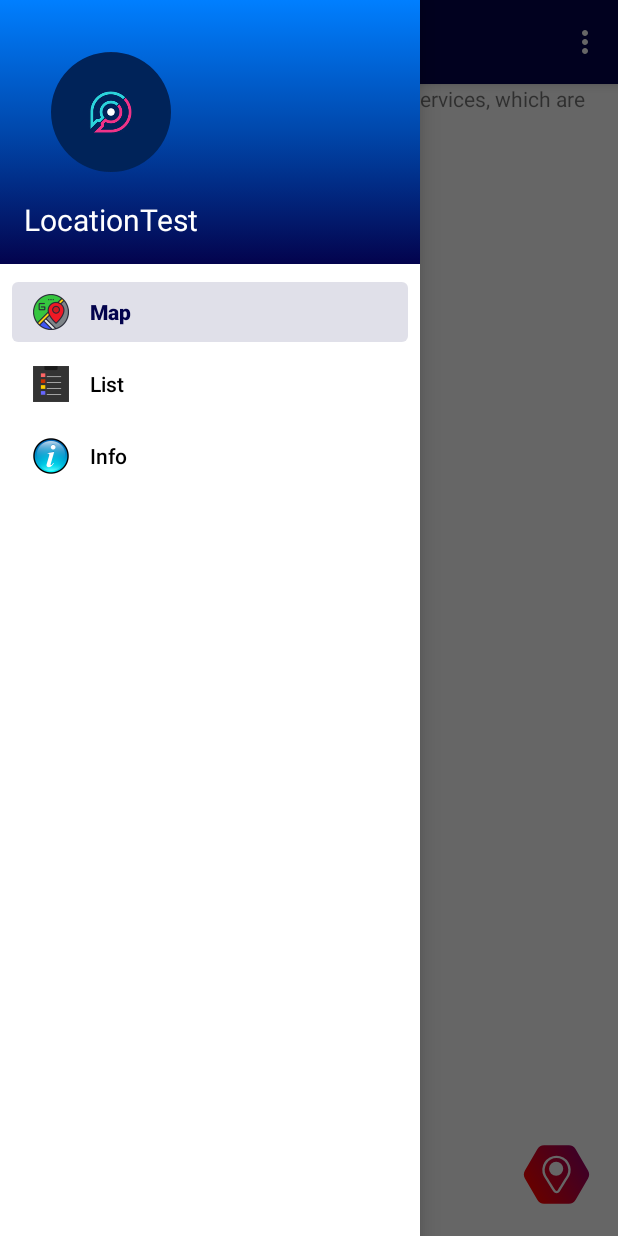
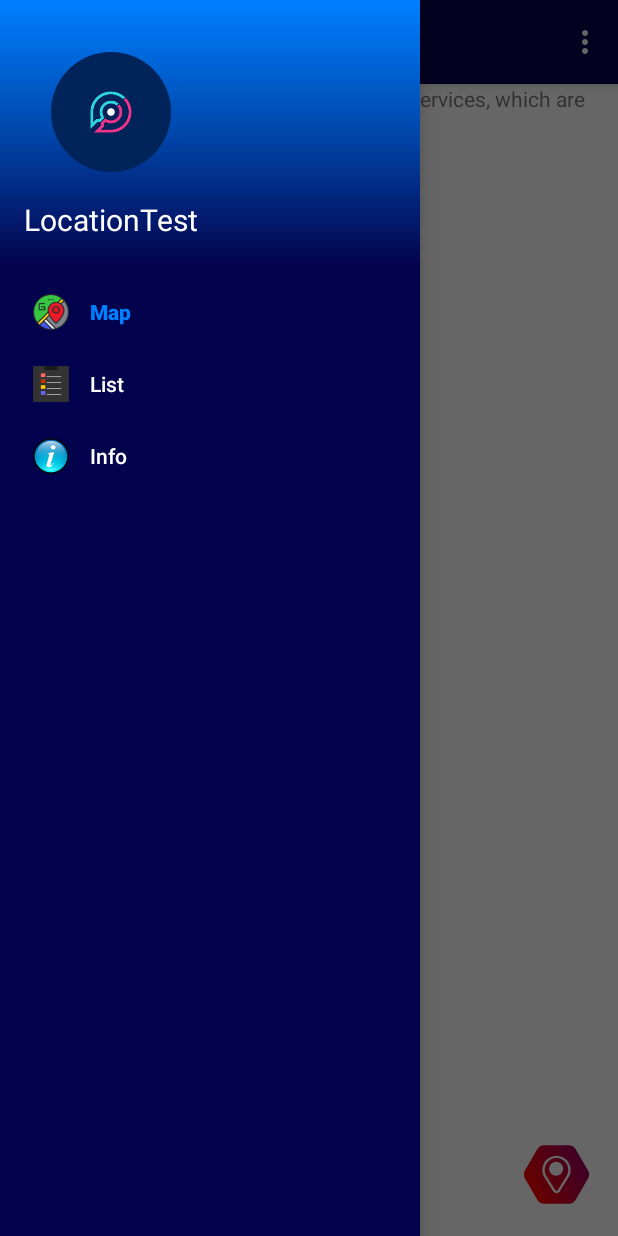
Before and after one commit to Igor755/TestLocation, an Android app: the screen it shows after launch (MainActivity), with the side drawer open, on a phone screen of 412 x 824 dp. Run offline under Robolectric (Android 15) with nearby library versions, the phone set to English and light mode, and no system bars; our stand-ins replace navigation-ui.

Commit message:
initial commit

```diff
--- a/app/build.gradle.kts
+++ b/app/build.gradle.kts
@@ -15,7 +15,6 @@ android {
         targetSdk = 34
         versionCode = 1
         versionName = "1.0"
-
         testInstrumentationRunner = "androidx.test.runner.AndroidJUnitRunner"
     }
 
--- a/app/src/main/java/com/shorts/oscar/myapplication/api/PhotoService.kt
+++ b/app/src/main/java/com/shorts/oscar/myapplication/api/PhotoService.kt
@@ -1,6 +1,6 @@
 package com.shorts.oscar.myapplication.api
 
-import com.shorts.oscar.myapplication.model.Photo
+import com.shorts.oscar.myapplication.data.Photo
 import retrofit2.http.GET
 
 /*Интерфейс PhotoService для работы с удалённым API,
--- a/app/src/main/java/com/shorts/oscar/myapplication/model/Photo.kt
+++ b/app/src/main/java/com/shorts/oscar/myapplication/data/Photo.kt
@@ -1,4 +1,4 @@
-package com.shorts.oscar.myapplication.model
+package com.shorts.oscar.myapplication.data
 
 //Класс Photo представляет собой простой data class
 //который используется для хранения информации о фотографиях:
--- a/app/src/main/java/com/shorts/oscar/myapplication/presentation/adapter/PhotoAdapter.kt
+++ b/app/src/main/java/com/shorts/oscar/myapplication/presentation/adapter/PhotoAdapter.kt
@@ -6,13 +6,12 @@ import android.view.View
 import android.view.ViewGroup
 import android.widget.ImageView
 import android.widget.TextView
-import androidx.core.content.ContextCompat
 import androidx.recyclerview.widget.RecyclerView
 import com.bumptech.glide.Glide
 import com.bumptech.glide.load.engine.DiskCacheStrategy
 import com.bumptech.glide.request.RequestOptions
 import com.shorts.oscar.myapplication.R
-import com.shorts.oscar.myapplication.model.Photo
+import com.shorts.oscar.myapplication.data.Photo
 
 //Это основной адаптер для RecyclerView, который управляет отображением элементов списка.
 //В конструкторе принимается список объектов Photo, который будет отображаться в RecyclerView.
@@ -55,7 +54,6 @@ class PhotoAdapter(var photos: List<Photo>) : RecyclerView.Adapter<PhotoAdapter.
             Glide.with(itemView) // Инициализация Glide для текущего контекста itemView
                 .setDefaultRequestOptions(requestOptions) // Установка опций запроса
                 .load(photo.thumbnailUrl) // Загрузка изображения по URL-у
-                .override(400, 400) // Установка размера изображения
                 .diskCacheStrategy(DiskCacheStrategy.ALL) // Стратегия кэширования
                 .into(imageView) // Установка изображения в imageView
         }
--- a/app/src/main/java/com/shorts/oscar/myapplication/presentation/ui/list/ListViewModel.kt
+++ b/app/src/main/java/com/shorts/oscar/myapplication/presentation/ui/list/ListViewModel.kt
@@ -5,7 +5,7 @@ import androidx.lifecycle.MutableLiveData
 import androidx.lifecycle.ViewModel
 import androidx.lifecycle.viewModelScope
 import com.shorts.oscar.myapplication.api.PhotoService
-import com.shorts.oscar.myapplication.model.Photo
+import com.shorts.oscar.myapplication.data.Photo
 import kotlinx.coroutines.Dispatchers
 import kotlinx.coroutines.launch
 import kotlinx.coroutines.withContext
--- a/app/src/main/java/com/shorts/oscar/myapplication/presentation/ui/map/MapFragment.kt
+++ b/app/src/main/java/com/shorts/oscar/myapplication/presentation/ui/map/MapFragment.kt
@@ -71,7 +71,6 @@ class MapFragment : Fragment(), OnMapReadyCallback {
     override fun onCreate(savedInstanceState: Bundle?) {
         super.onCreate(savedInstanceState)
         permissionHelper = PermissionHelper(requireContext())
-        fetchLocation()
     }
 
     override fun onViewCreated(view: View, savedInstanceState: Bundle?) {
@@ -87,6 +86,7 @@ class MapFragment : Fragment(), OnMapReadyCallback {
         googleMap.uiSettings.isZoomControlsEnabled = false
         googleMap.uiSettings.isMapToolbarEnabled = false
         googleMap.uiSettings.isMyLocationButtonEnabled = false
+        fetchLocation()
     }
 
     private fun fetchLocation() {
--- a/app/src/main/java/com/shorts/oscar/myapplication/presentation/utils/PermissionManager.kt
+++ b/app/src/main/java/com/shorts/oscar/myapplication/presentation/utils/PermissionManager.kt
@@ -23,6 +23,7 @@ class PermissionHelper(private val context: Context) {
         android.Manifest.permission.POST_NOTIFICATIONS
     )
 
+    //Инициализация разрешений для фрагментов
     fun initPermissionLauncher(
         fragment: Fragment,
         onGranted: () -> Unit,
@@ -37,6 +38,7 @@ class PermissionHelper(private val context: Context) {
         }
     }
 
+    //Инициализация разрешений для активити
     fun initPermissionLauncher(
         activity: androidx.appcompat.app.AppCompatActivity,
         onGranted: () -> Unit,
@@ -65,12 +67,13 @@ class PermissionHelper(private val context: Context) {
         }
     }
 
-    fun arePermissionsGranted(): Boolean {
+    private fun arePermissionsGranted(): Boolean {
         return requiredPermissions.all { permission ->
             ContextCompat.checkSelfPermission(context, permission) == PackageManager.PERMISSION_GRANTED
         }
     }
 
+    //Запрос на разрешения
     fun requestPermissions() {
         if (::requestPermissionLauncher.isInitialized) {
             if (arePermissionsGranted()) {
@@ -85,6 +88,7 @@ class PermissionHelper(private val context: Context) {
         }
     }
 
+    //Вызов диалога с переходом в настройки
     fun showSettingsDialog() {
         AlertDialog.Builder(context)
             .setTitle("Требуются разрешения")
--- /dev/null
+++ b/app/src/main/res/color/selector_text.xml
@@ -0,0 +1,6 @@
+<?xml version="1.0" encoding="utf-8"?>
+<selector xmlns:android="http://schemas.android.com/apk/res/android">
+    <item android:color="@color/white" android:state_checked="false" />
+    <item android:color="#007FFF" android:state_pressed="true" />
+    <item android:color="#007FFF"/>
+</selector>
--- a/app/src/main/res/layout/activity_main.xml
+++ b/app/src/main/res/layout/activity_main.xml
@@ -19,6 +19,7 @@
         android:layout_height="match_parent"
         android:layout_gravity="start"
         android:fitsSystemWindows="true"
+        app:itemTextColor="@color/selector_text"
         app:headerLayout="@layout/nav_header_main"
         app:menu="@menu/activity_main_drawer" />
 </androidx.drawerlayout.widget.DrawerLayout>
--- a/app/src/main/res/values/colors.xml
+++ b/app/src/main/res/values/colors.xml
@@ -9,4 +9,5 @@
     <color name="white">#FFFFFFFF</color>
     <color name="main1">#03034d</color>
     <color name="colorTransparent">#00000000</color>
+    <color name="colorGrey">#808080</color>
 </resources>
```
Also changed, not shown: app/src/main/res/values/themes.xml (+9 -1 lines).
